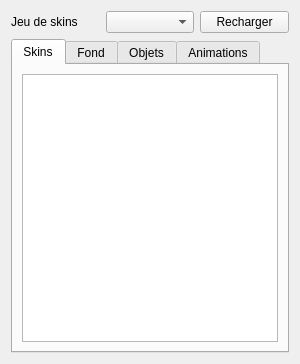
First picture: the form in Source/Elements/UI/TexturePanel.ui, repository azertval/ProjectGaming, before the edit.
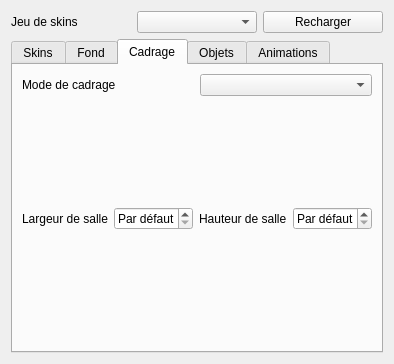
Second picture: the form after the edit. The open tabs and pages were chosen to show the change.

Commit message: LOT-64 — Cadrage de caméra choisi par le level designer

```diff
--- a/Source/Elements/UI/TexturePanel.ui
+++ b/Source/Elements/UI/TexturePanel.ui
@@ -85,6 +85,66 @@
        </item>
       </layout>
      </widget>
+     <!-- Section « Cadrage » (LOT-64) : mode de camera DU NIVEAU courant (niveau entier / par
+          salle / suivi), meme patron de propriete de niveau que « Fond » ci-dessus, pas une
+          configuration globale. La taille de salle n'est visible et modifiable que pour le mode
+          « par salle » (bascule programmatique dans TexturePanel.cpp). -->
+     <widget class="QWidget" name="cameraFramingTab">
+      <attribute name="title"><string>Cadrage</string></attribute>
+      <layout class="QVBoxLayout" name="cameraFramingLayout">
+       <item>
+        <layout class="QHBoxLayout" name="cameraFramingModeLayout">
+         <item>
+          <widget class="QLabel" name="cameraFramingModeLabel">
+           <property name="text"><string>Mode de cadrage</string></property>
+          </widget>
+         </item>
+         <item>
+          <widget class="QComboBox" name="cameraFramingModeSelector"/>
+         </item>
+        </layout>
+       </item>
+       <item>
+        <widget class="QWidget" name="cameraFramingRoomSizeWidget">
+         <layout class="QHBoxLayout" name="cameraFramingRoomSizeLayout">
+          <property name="leftMargin"><number>0</number></property>
+          <property name="topMargin"><number>0</number></property>
+          <property name="rightMargin"><number>0</number></property>
+          <property name="bottomMargin"><number>0</number></property>
+          <item>
+           <widget class="QLabel" name="cameraFramingRoomWidthLabel">
+            <property name="text"><string>Largeur de salle</string></property>
+           </widget>
+          </item>
+          <item>
+           <widget class="QSpinBox" name="cameraFramingRoomWidthSpin">
+            <property name="minimum"><number>0</number></property>
+            <property name="maximum"><number>999</number></property>
+            <property name="specialValueText"><string>Par défaut</string></property>
+           </widget>
+          </item>
+          <item>
+           <widget class="QLabel" name="cameraFramingRoomHeightLabel">
+            <property name="text"><string>Hauteur de salle</string></property>
+           </widget>
+          </item>
+          <item>
+           <widget class="QSpinBox" name="cameraFramingRoomHeightSpin">
+            <property name="minimum"><number>0</number></property>
+            <property name="maximum"><number>999</number></property>
+            <property name="specialValueText"><string>Par défaut</string></property>
+           </widget>
+          </item>
+         </layout>
+        </widget>
+       </item>
+       <item>
+        <spacer name="cameraFramingSpacer">
+         <property name="orientation"><enum>Qt::Vertical</enum></property>
+        </spacer>
+       </item>
+      </layout>
+     </widget>
      <!-- Section « Objets » (LOT-45) : texture par instance, prioritaire sur le skin du type
           (EX-EDIT-043). Meme patron de section embarquee que « Fond » ci-dessus, sans panneau
           separe. -->
```
The commit also changes 52 other files.
